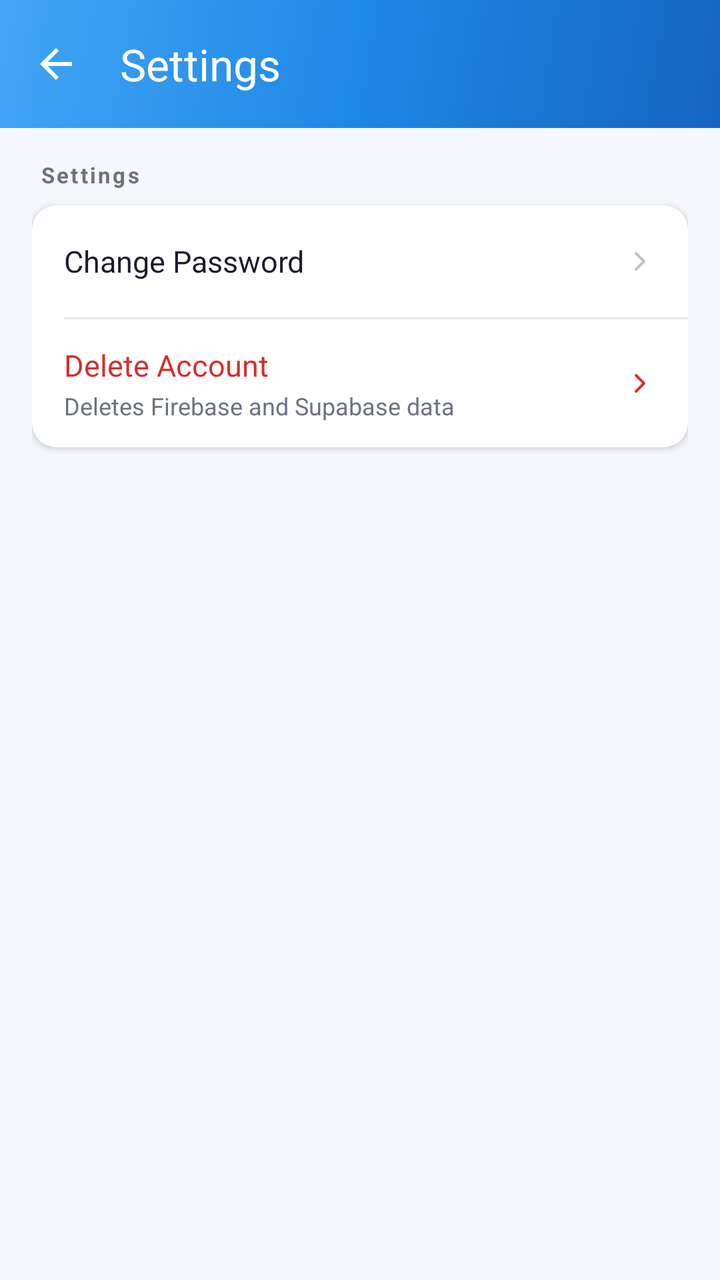
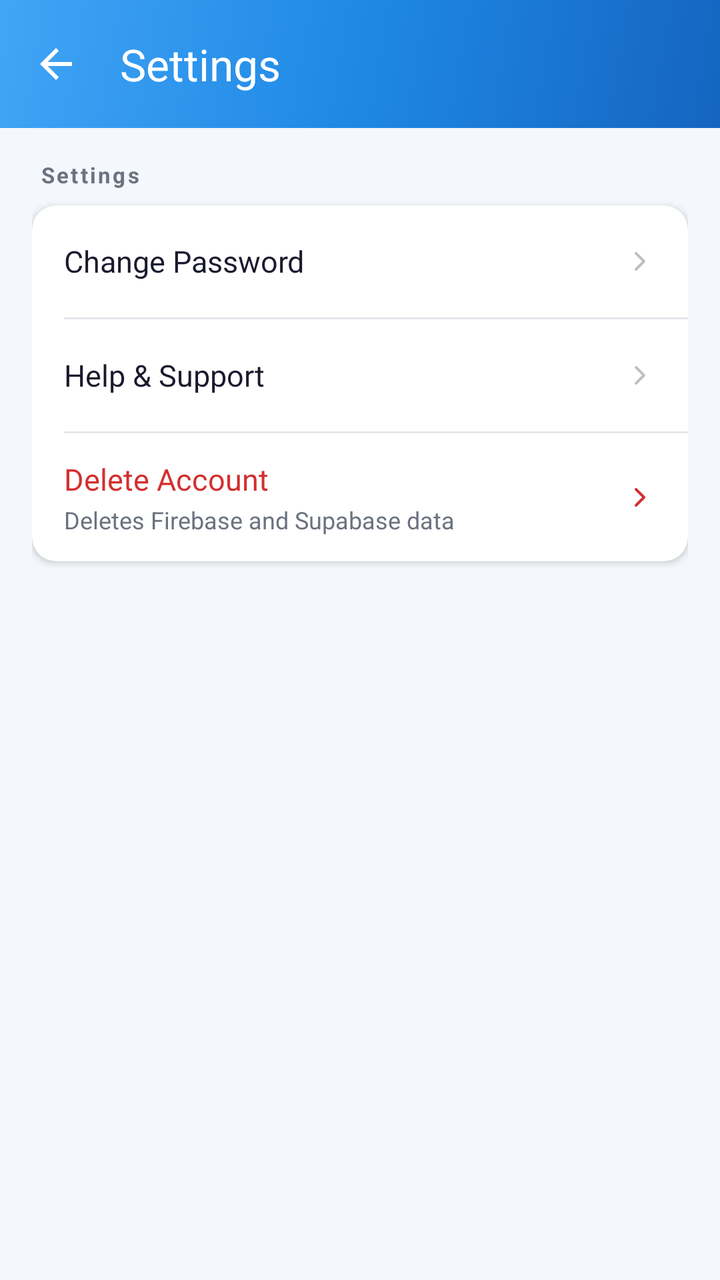

Before-and-after screenshots of an Android layout around one commit, followed by the original layout XML and the change that was made.
<!-- AndroidManifest.xml: application theme Theme.QuickFix -->
<!-- res/layout/activity_settings.xml -->
<?xml version="1.0" encoding="utf-8"?>
<FrameLayout
    xmlns:android="http://schemas.android.com/apk/res/android"
    xmlns:app="http://schemas.android.com/apk/res-auto"
    android:layout_width="match_parent"
    android:layout_height="match_parent">

<LinearLayout
    android:layout_width="match_parent"
    android:layout_height="match_parent"
    android:orientation="vertical"
    android:background="@color/screen_background">

    
    <com.google.android.material.appbar.MaterialToolbar
        android:id="@+id/toolbarSettings"
        android:layout_width="match_parent"
        android:layout_height="?attr/actionBarSize"
        android:background="@drawable/bg_profile_header_gradient"
        app:title="@string/settings_title"
        app:titleTextColor="@color/white"
        app:navigationIcon="@drawable/ic_back"
        app:navigationIconTint="@color/white" />

    <androidx.core.widget.NestedScrollView
        android:layout_width="match_parent"
        android:layout_height="match_parent"
        android:overScrollMode="never">

        <LinearLayout
            android:layout_width="match_parent"
            android:layout_height="wrap_content"
            android:orientation="vertical"
            android:padding="16dp">


            
            <TextView
                android:layout_width="wrap_content"
                android:layout_height="wrap_content"
                android:text="@string/settings_title"
                android:textColor="@color/text_secondary"
                android:textSize="11sp"
                android:textStyle="bold"
                android:letterSpacing="0.1"
                android:layout_marginBottom="8dp"
                android:paddingStart="4dp"
                android:paddingEnd="4dp" />

            <androidx.cardview.widget.CardView
                android:layout_width="match_parent"
                android:layout_height="wrap_content"
                app:cardCornerRadius="12dp"
                app:cardElevation="2dp"
                app:cardBackgroundColor="@color/card_bg"
                android:layout_marginBottom="24dp">

                <LinearLayout
                    android:layout_width="match_parent"
                    android:layout_height="wrap_content"
                    android:orientation="vertical">

                    <LinearLayout
                        android:id="@+id/settingsChangePassword"
                        android:layout_width="match_parent"
                        android:layout_height="56dp"
                        android:orientation="horizontal"
                        android:gravity="center_vertical"
                        android:paddingStart="16dp"
                        android:paddingEnd="16dp"
                        android:background="?attr/selectableItemBackground"
                        android:clickable="true"
                        android:focusable="true">
                        <TextView
                            android:layout_width="0dp"
                            android:layout_height="wrap_content"
                            android:layout_weight="1"
                            android:text="@string/settings_change_password"
                            android:textColor="@color/text_primary"
                            android:textSize="15sp" />
                        <ImageView
                            android:layout_width="16dp"
                            android:layout_height="16dp"
                            android:src="@drawable/ic_arrow_right"
                            app:tint="@color/muted_icon"
                            android:contentDescription="@string/nav_home" />
                    </LinearLayout>

                    <View android:layout_width="match_parent" android:layout_height="1dp"
                        android:layout_marginStart="16dp" android:background="@color/divider" />

                    <LinearLayout
                        android:id="@+id/settingsDeleteAccount"
                        android:layout_width="match_parent"
                        android:layout_height="wrap_content"
                        android:minHeight="64dp"
                        android:orientation="horizontal"
                        android:gravity="center_vertical"
                        android:paddingStart="16dp"
                        android:paddingTop="10dp"
                        android:paddingEnd="16dp"
                        android:paddingBottom="10dp"
                        android:background="?attr/selectableItemBackground"
                        android:clickable="true"
                        android:focusable="true">

                        <LinearLayout
                            android:layout_width="0dp"
                            android:layout_height="wrap_content"
                            android:layout_weight="1"
                            android:orientation="vertical">

                            <TextView
                                android:layout_width="wrap_content"
                                android:layout_height="wrap_content"
                                android:text="@string/settings_delete_account"
                                android:textColor="@color/error_red"
                                android:textSize="15sp" />

                            <TextView
                                android:layout_width="wrap_content"
                                android:layout_height="wrap_content"
                                android:layout_marginTop="2dp"
                                android:text="@string/settings_delete_account_data_scope"
                                android:textColor="@color/text_secondary"
                                android:textSize="12sp" />

                        </LinearLayout>

                        <ImageView
                            android:layout_width="16dp"
                            android:layout_height="16dp"
                            android:src="@drawable/ic_arrow_right"
                            app:tint="@color/error_red"
                            android:contentDescription="@string/nav_home" />
                    </LinearLayout>

                </LinearLayout>
            </androidx.cardview.widget.CardView>

        </LinearLayout>
    </androidx.core.widget.NestedScrollView>

</LinearLayout>

    
    <FrameLayout
        android:id="@+id/settingsLoadingOverlay"
        android:layout_width="match_parent"
        android:layout_height="match_parent"
        android:background="@color/overlay_scrim"
        android:visibility="gone"
        android:clickable="true"
        android:focusable="true"
        android:elevation="8dp">

        <androidx.cardview.widget.CardView
            android:layout_width="160dp"
            android:layout_height="140dp"
            android:layout_gravity="center"
            app:cardCornerRadius="16dp"
            app:cardElevation="8dp"
            app:cardBackgroundColor="@color/card_bg">

            <LinearLayout
                android:layout_width="match_parent"
                android:layout_height="match_parent"
                android:orientation="vertical"
                android:gravity="center"
                android:padding="12dp">

                <ProgressBar
                    android:layout_width="44dp"
                    android:layout_height="44dp"
                    android:indeterminateTint="@color/error_red" />

                <TextView
                    android:id="@+id/tvDeletingMessage"
                    android:layout_width="wrap_content"
                    android:layout_height="wrap_content"
                    android:layout_marginTop="12dp"
                    android:text="@string/settings_delete_overlay_supabase"
                    android:textSize="13sp"
                    android:textColor="@color/text_primary"
                    android:gravity="center" />

            </LinearLayout>
        </androidx.cardview.widget.CardView>

    </FrameLayout>

</FrameLayout>
<!-- resources referenced by this layout -->
<resources>
  <color name="card_bg">#FFFFFF</color>
  <color name="divider">#E5E7EB</color>
  <color name="error_red">#D32F2F</color>
  <color name="muted_icon">#C0C0C0</color>
  <color name="overlay_scrim">#99000000</color>
  <color name="screen_background">#F4F7FB</color>
  <color name="text_primary">#1A1A2E</color>
  <color name="text_secondary">#6B7280</color>
  <color name="white">#FFFFFFFF</color>
  <!-- drawable bg_profile_header_gradient (drawable) -->
  <?xml version="1.0" encoding="utf-8"?>
  <shape xmlns:android="http://schemas.android.com/apk/res/android">
      <gradient
          android:startColor="#1565C0"
          android:centerColor="#1E88E5"
          android:endColor="#42A5F5"
          android:angle="135"
          android:type="linear" />
  </shape>
  <!-- drawable ic_arrow_right (drawable) -->
  <?xml version="1.0" encoding="utf-8"?>
  <vector xmlns:android="http://schemas.android.com/apk/res/android"
      android:width="24dp"
      android:height="24dp"
      android:viewportWidth="24"
      android:viewportHeight="24">
      <path
          android:fillColor="@android:color/transparent"
          android:pathData="M9,18l6,-6-6,-6"
          android:strokeColor="#6B7280"
          android:strokeWidth="2"
          android:strokeLineCap="round"
          android:strokeLineJoin="round"/>
  </vector>
  <!-- drawable ic_back (drawable) -->
  <vector xmlns:android="http://schemas.android.com/apk/res/android"
      android:width="24dp"
      android:height="24dp"
      android:viewportWidth="24"
      android:viewportHeight="24">
      <path
          android:fillColor="@android:color/black"
          android:pathData="M20,11H7.83l5.59,-5.59L12,4l-8,8 8,8 1.41,-1.41L7.83,13H20v-2z" />
  </vector>
  <string name="nav_home">Home</string>
  <string name="settings_change_password">Change Password</string>
  <string name="settings_delete_account">Delete Account</string>
  <string name="settings_delete_account_data_scope">Deletes Firebase and Supabase data</string>
  <string name="settings_delete_overlay_supabase" translatable="false">Deleting account data...</string>
  <string name="settings_title">Settings</string>
  <style name="Theme.QuickFix" parent="Base.Theme.QuickFix" />
  <color name="primary">#1E88E5</color>
  <color name="primary_dark">#1565C0</color>
  <color name="accent_green">#43A047</color>
  <color name="surface_variant">#F5F7FA</color>
  <style name="Theme.QuickFix.AdminDialog" parent="ThemeOverlay.Material3.MaterialAlertDialog">
          <item name="colorSurface">@color/card_bg</item>
          <item name="colorOnSurface">@color/text_primary</item>
          <item name="colorOutline">@color/divider</item>
      </style>
  <style name="Theme.QuickFix.BottomSheet" parent="ThemeOverlay.Material3.BottomSheetDialog">
          <item name="colorSurface">@color/card_bg</item>
          <item name="colorOnSurface">@color/text_primary</item>
          <item name="android:colorBackground">@color/card_bg</item>
      </style>
  <style name="Widget.QuickFix.Button" parent="Widget.Material3.Button">
          <item name="backgroundTint">@color/primary</item>
          <item name="android:textColor">@color/white</item>
      </style>
  <style name="Widget.QuickFix.Chip.Filter" parent="Widget.Material3.Chip.Filter">
          <item name="chipBackgroundColor">@color/surface_variant</item>
          <item name="android:textColor">@color/text_primary</item>
          <item name="checkedIconTint">@color/primary</item>
      </style>
  <color name="input_background">#FFFFFF</color>
  <color name="input_stroke">#1E88E5</color>
  <color name="input_hint">#6B7280</color>
  <color name="input_icon">#455A64</color>
  <!-- unchanged entries left out for length: 2 -->
</resources>

<!-- the commit's change to res/layout/activity_settings.xml (unified diff, before → after) -->
@@ -90,6 +90,37 @@
                         android:layout_marginStart="16dp" android:background="@color/divider" />
 
                     <LinearLayout
+                        android:id="@+id/settingsHelpSupport"
+                        android:layout_width="match_parent"
+                        android:layout_height="56dp"
+                        android:orientation="horizontal"
+                        android:gravity="center_vertical"
+                        android:paddingStart="16dp"
+                        android:paddingEnd="16dp"
+                        android:background="?attr/selectableItemBackground"
+                        android:clickable="true"
+                        android:focusable="true">
+
+                        <TextView
+                            android:layout_width="0dp"
+                            android:layout_height="wrap_content"
+                            android:layout_weight="1"
+                            android:text="@string/settings_help_support"
+                            android:textColor="@color/text_primary"
+                            android:textSize="15sp" />
+
+                        <ImageView
+                            android:layout_width="16dp"
+                            android:layout_height="16dp"
+                            android:src="@drawable/ic_arrow_right"
+                            app:tint="@color/muted_icon"
+                            android:contentDescription="@string/nav_home" />
+                    </LinearLayout>
+
+                    <View android:layout_width="match_parent" android:layout_height="1dp"
+                        android:layout_marginStart="16dp" android:background="@color/divider" />
+
+                    <LinearLayout
                         android:id="@+id/settingsDeleteAccount"
                         android:layout_width="match_parent"
                         android:layout_height="wrap_content"
<!-- resource entries referenced after the edit -->
@@ -49,6 +49,7 @@
   <string name="settings_delete_account">Delete Account</string>
   <string name="settings_delete_account_data_scope">Deletes Firebase and Supabase data</string>
   <string name="settings_delete_overlay_supabase" translatable="false">Deleting account data...</string>
+  <string name="settings_help_support">Help &amp; Support</string>
   <string name="settings_title">Settings</string>
   <style name="Theme.QuickFix" parent="Base.Theme.QuickFix" />
   <color name="primary">#1E88E5</color>
